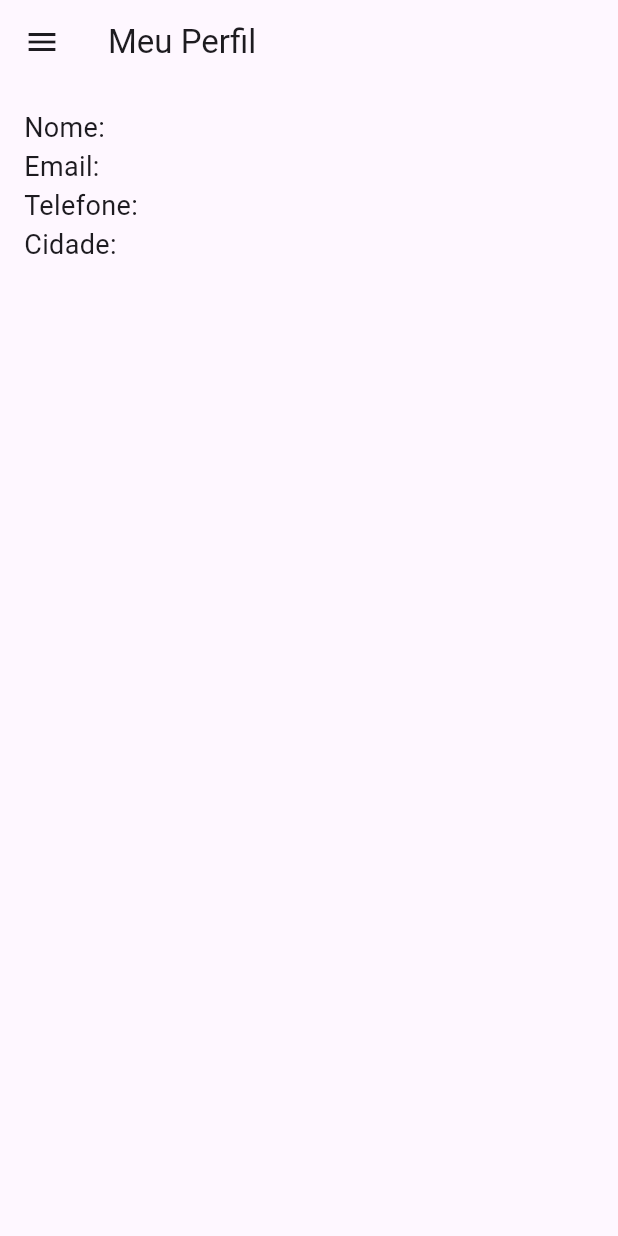
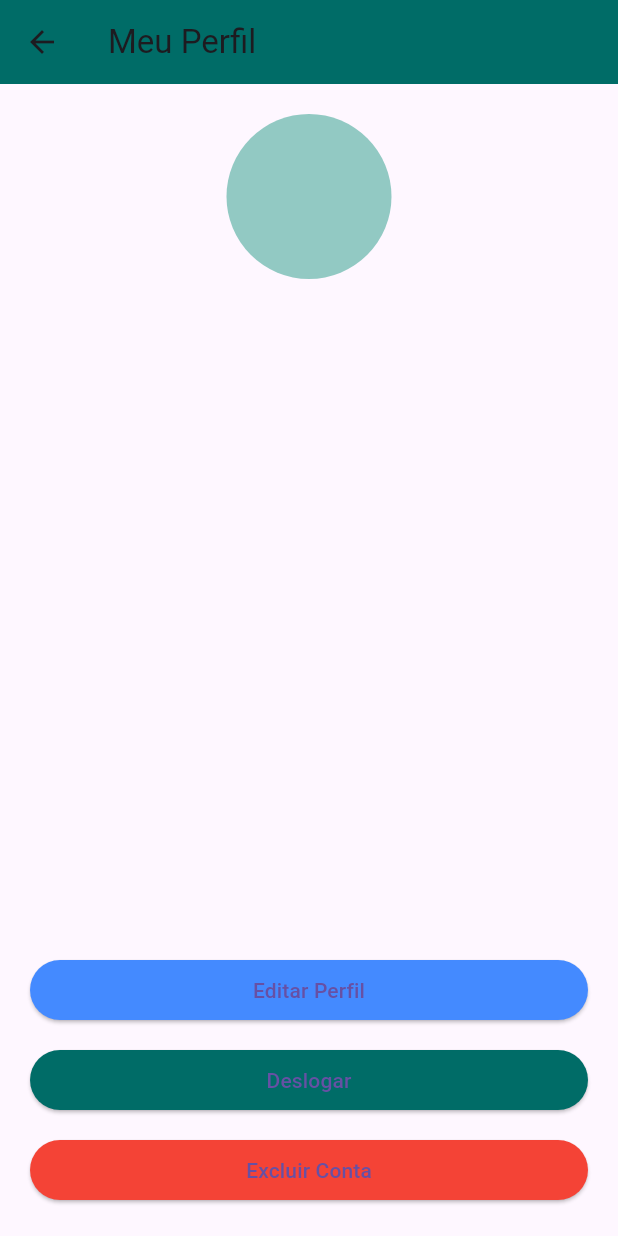
Before and after one commit to donilumertz/prest_service, a Flutter app: the PerfilScreen screen opened directly with empty values, on a phone screen of 412 x 824 dp. Run offline on Flutter 3.47's test engine with Material 3 defaults, Android fonts, the phone set to English and light mode, and no system bars; our stand-ins replace cloud_firestore, firebase_auth, firebase_core, google_fonts, image_picker; accounts and stored records are empty.

Commit message:
finalizando tela de perfil

```diff
--- a/lib/screens/perfil_screen.dart
+++ b/lib/screens/perfil_screen.dart
@@ -1,25 +1,142 @@
+import 'dart:convert';
 import 'package:flutter/material.dart';
-import '../models/user_model.dart';
-import '../widgets/app_drawer.dart';
+import 'package:prest_service/models/user_model.dart';
+import 'package:prest_service/screens/edit_profile_screen.dart';
+import 'package:prest_service/services/auth_service.dart';
+import 'package:prest_service/services/firestore_service.dart';
+import '../screens/initial_screen.dart';
+import 'package:cloud_firestore/cloud_firestore.dart';
 
-class PerfilScreen extends StatelessWidget {
+class PerfilScreen extends StatefulWidget {
   final UserModel currentUser;
   const PerfilScreen({super.key, required this.currentUser});
 
   @override
+  State<PerfilScreen> createState() => _PerfilScreenState();
+}
+
+class _PerfilScreenState extends State<PerfilScreen> {
+  late UserModel user;
+
+  @override
+  void initState() {
+    super.initState();
+    user = widget.currentUser;
+  }
+
+  Future<void> carregarUsuario() async {
+    final snap = await FirebaseFirestore.instance
+        .collection('usuarios')
+        .doc(user.uid)
+        .get();
+
+    if (snap.exists) {
+      setState(() {
+        user = UserModel.fromMap(snap.data()!);
+      });
+    }
+
+  }
+
+  Future<void> deletarConta(BuildContext context) async {
+    final auth = AuthService();
+    final firestore = FirestoreService();
+
+    await firestore.deletarUsuario(user.uid);
+    await auth.logout();
+
+    Navigator.pushAndRemoveUntil(
+      context,
+      MaterialPageRoute(builder: (_) => const InitialScreen()),
+          (route) => false,
+    );
+  }
+
+  Future<void> logout(BuildContext context) async {
+    final auth = AuthService();
+    await auth.logout();
+    Navigator.pushAndRemoveUntil(
+      context,
+      MaterialPageRoute(builder: (_) => const InitialScreen()),
+          (route) => false,
+    );
+  }
+
+  @override
   Widget build(BuildContext context) {
+    final foto = user.fotoBase64 != null
+        ? MemoryImage(base64Decode(user.fotoBase64!))
+        : null;
+
     return Scaffold(
-      appBar: AppBar(title: const Text('Meu Perfil')),
-      drawer: AppDrawer(currentUser: currentUser),
+      appBar: AppBar(
+        title: const Text('Meu Perfil'),
+        backgroundColor: const Color(0xFF006C67),
+      ),
       body: Padding(
-        padding: const EdgeInsets.all(16.0),
+        padding: const EdgeInsets.all(20),
         child: Column(
-          crossAxisAlignment: CrossAxisAlignment.start,
           children: [
-            Text('Nome: ${currentUser.nome}', style: TextStyle(fontSize: 18)),
-            Text('Email: ${currentUser.email}', style: TextStyle(fontSize: 18)),
-            Text('Telefone: ${currentUser.telefone}', style: TextStyle(fontSize: 18)),
-            Text('Cidade: ${currentUser.cidade}', style: TextStyle(fontSize: 18)),
+            CircleAvatar(
+              radius: 55,
+              backgroundImage: foto,
+              backgroundColor: const Color(0xFF92C9C3),
+              child: foto == null
+                  ? const Icon(Icons.person, size: 50, color: Colors.white)
+                  : null,
+            ),
+            const SizedBox(height: 20),
+            Text(user.nome, style: const TextStyle(fontSize: 22, fontWeight: FontWeight.bold)),
+            const SizedBox(height: 8),
+            Text(user.email ?? '-', style: const TextStyle(fontSize: 16)),
+            const SizedBox(height: 8),
+            Text(user.telefone ?? '-', style: const TextStyle(fontSize: 16)),
+            const SizedBox(height: 8),
+            Text(user.cidade ?? '-', style: const TextStyle(fontSize: 16)),
+            const SizedBox(height: 16),
+
+            if (user.tipoUsuario == "Prestador") ...[
+              Text(user.profissao ?? '-', style: const TextStyle(fontSize: 16)),
+              const SizedBox(height: 8),
+              Text(user.descricao ?? '-', textAlign: TextAlign.center),
+            ],
+
+            const Spacer(),
+            SizedBox(
+              width: double.infinity,
+              child: ElevatedButton(
+                onPressed: () {
+                  Navigator.push(
+                    context,
+                    MaterialPageRoute(
+                      builder: (_) => EditProfileScreen(user: user),
+                    ),
+                  ).then((_) {
+                    carregarUsuario(); // <<< RECARREGA AO VOLTAR
+                  });
+                },
+                style: ElevatedButton.styleFrom(backgroundColor: Colors.blueAccent),
+                child: const Text('Editar Perfil'),
+              ),
+            ),
+            const SizedBox(height: 12),
+            SizedBox(
+              width: double.infinity,
+              child: ElevatedButton(
+                onPressed: () => logout(context),
+                style: ElevatedButton.styleFrom(backgroundColor: const Color(0xFF006C67)),
+                child: const Text('Deslogar'),
+              ),
+            ),
+            const SizedBox(height: 12),
+            SizedBox(
+              width: double.infinity,
+              child: ElevatedButton(
+                onPressed: () => deletarConta(context),
+                style: ElevatedButton.styleFrom(backgroundColor: Colors.red),
+                child: const Text('Excluir Conta'),
+              ),
+            ),
           ],
         ),
       ),
```
Also changed, not shown: lib/screens/edit_profile_screen.dart (added, +82 -0 lines), lib/services/firestore_service.dart (+8 -0 lines).
